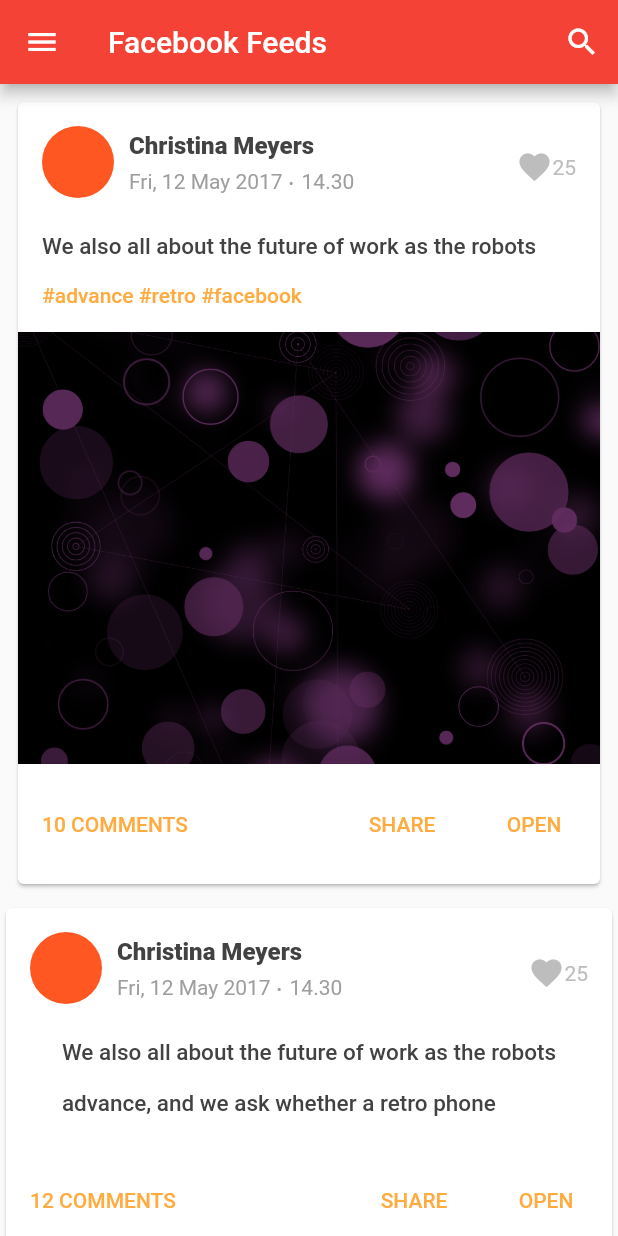
After one commit to saidtechnology/flutter_new_app, a Flutter app: the FacebookFeeds screen opened directly, on a phone screen of 412 x 824 dp. The commit adds this screen. Run offline on Flutter 3.47's test engine with Material 2 defaults, Android fonts, the phone set to English and light mode, and no system bars; our stand-ins replace shared_preferences; missing offline and left inert: page_view_indicator; accounts and stored records are empty.

Commit message:
Complete Facebook Feeds Screen

```diff
--- /dev/null
+++ b/lib/screens/facebook_feed.dart
@@ -0,0 +1,245 @@
+import 'package:flutter/cupertino.dart';
+import 'package:flutter/material.dart';
+import 'package:news_app/shared_ui/navigation_drawer.dart';
+
+class FacebookFeeds extends StatefulWidget {
+  @override
+  _FacebookFeedsState createState() => _FacebookFeedsState();
+}
+
+class _FacebookFeedsState extends State<FacebookFeeds> {
+  @override
+  Widget build(BuildContext context) {
+    return Scaffold(
+      appBar: AppBar(
+        title: Text('Facebook Feeds'),
+        centerTitle: false,
+        actions: <Widget>[
+          IconButton(
+            icon: Icon(Icons.search),
+            onPressed: () {},
+          )
+        ],
+      ),
+      drawer: NavigationDrawer(),
+      body: ListView.builder(
+        itemBuilder: (context, position) {
+          return Column(
+            children: <Widget>[
+              Padding(
+                padding: const EdgeInsets.all(8.0),
+                child: Card(
+                  child: Column(
+                    children: <Widget>[
+                      _headerDrawer(),
+                      _bodyFirstDrawer(),
+                      _footerDrawer('10 COMMENTS'),
+                    ],
+                  ),
+                ),
+              ),
+              Card(
+                child: Column(
+                  children: <Widget>[
+                    _headerDrawer(),
+                    _bodySecondDrawer(),
+                    _footerDrawer('12 COMMENTS'),
+                  ],
+                ),
+              ),
+            ],
+          );
+        },
+        itemCount: 20,
+      ),
+    );
+  }
+
+  Widget _headerDrawer() {
+    return Padding(
+      padding: const EdgeInsets.all(16),
+      child: Row(
+        mainAxisAlignment: MainAxisAlignment.spaceBetween,
+        children: <Widget>[
+          Row(
+            children: <Widget>[
+              Padding(
+                padding: const EdgeInsets.only(right: 10, bottom: 7),
+                child: CircleAvatar(
+                  backgroundColor: Colors.deepOrange,
+                  radius: 24,
+                ),
+              ),
+              Column(
+                crossAxisAlignment: CrossAxisAlignment.start,
+                children: <Widget>[
+                  Text(
+                    'Christina Meyers ',
+                    style: TextStyle(
+                        fontWeight: FontWeight.w800,
+                        fontSize: 16,
+                        color: Colors.grey.shade800),
+                  ),
+                  Row(
+                    children: <Widget>[
+                      Text(
+                        'Fri, 12 May 2017 ',
+                        style: TextStyle(
+                          color: Colors.grey,
+                        ),
+                      ),
+                      Padding(
+                        padding: const EdgeInsets.only(bottom: 8),
+                        child: Text(
+                          '. ',
+                          style: TextStyle(fontSize: 18, color: Colors.grey),
+                        ),
+                      ),
+                      Text(
+                        '14.30',
+                        style: TextStyle(
+                          color: Colors.grey,
+                        ),
+                      ),
+                    ],
+                  )
+                ],
+              ),
+            ],
+          ),
+          Row(
+            children: <Widget>[
+              Icon(
+                Icons.favorite,
+                color: Colors.grey.shade400,
+              ),
+              Text(
+                '25',
+                style: TextStyle(
+                  color: Colors.grey.shade400,
+                ),
+              ),
+            ],
+          )
+        ],
+      ),
+    );
+  }
+  Widget _bodyFirstDrawer() {
+    return Column(
+      crossAxisAlignment: CrossAxisAlignment.start,
+      children: <Widget>[
+        Padding(
+          padding: const EdgeInsets.only(right: 16, left: 16, bottom: 16),
+          child: Text(
+            'We also all about the future of work as the robots',
+            style: TextStyle(
+              fontSize: 15,
+              color: Colors.grey.shade800,
+              fontWeight: FontWeight.w500,
+            ),
+          ),
+        ),
+        Padding(
+          padding: const EdgeInsets.only(
+            left: 16,
+            right: 16,
+            bottom: 16,
+          ),
+          child: Text(
+            '#advance #retro #facebook',
+            style: TextStyle(
+              color: Colors.orangeAccent,
+              fontWeight: FontWeight.w500,
+            ),
+          ),
+        ),
+        Container(
+          decoration: BoxDecoration(
+            image: DecorationImage(
+              image: ExactAssetImage(
+                'assets/images/placeholder_bg.png',
+              ),
+              fit: BoxFit.cover,
+            ),
+          ),
+          width: double.infinity,
+          height: MediaQuery.of(context).size.height * 0.35,
+        ),
+      ],
+    );
+  }
+  Widget _bodySecondDrawer(){
+    return Column(
+      crossAxisAlignment: CrossAxisAlignment.start,
+      children: <Widget>[
+        Padding(
+          padding: const EdgeInsets.only(right: 16, left: 16, bottom: 16),
+          child: Text(
+            'We also all about the future of work as the robots',
+            style: TextStyle(
+              fontSize: 15,
+              color: Colors.grey.shade800,
+              fontWeight: FontWeight.w500,
+            ),
+          ),
+        ),
+        Padding(
+          padding: const EdgeInsets.only(right: 16, left: 16, bottom: 16),
+          child: Text(
+            'advance, and we ask whether a retro phone',
+            style: TextStyle(
+              fontSize: 15,
+              color: Colors.grey.shade800,
+              fontWeight: FontWeight.w500,
+            ),
+          ),
+        ),
+      ],
+    );
+  }
+  Widget _footerDrawer(String text) {
+    return Padding(
+      padding: const EdgeInsets.only(
+        top: 16,
+        bottom: 16,
+      ),
+      child: Row(
+        mainAxisAlignment: MainAxisAlignment.spaceBetween,
+        children: <Widget>[
+          FlatButton(
+            onPressed: () {},
+            child: Text(
+              text,
+              style: TextStyle(
+                color: Colors.orangeAccent,
+              ),
+            ),
+          ),
+          Row(
+            children: <Widget>[
+              FlatButton(
+                onPressed: () {},
+                child: Text(
+                  'SHARE',
+                  style: TextStyle(
+                    color: Colors.orangeAccent,
+                  ),
+                ),
+              ),
+              FlatButton(
+                onPressed: () {},
+                child: Text(
+                  'OPEN',
+                  style: TextStyle(
+                    color: Colors.orangeAccent,
+                  ),
+                ),
+              ),
+            ],
+          )
+        ],
+      ),
+    );
+  }
+}
--- a/lib/screens/headline_news.dart
+++ b/lib/screens/headline_news.dart
@@ -2,7 +2,6 @@
 import 'package:news_app/shared_ui/navigation_drawer.dart';
 import 'home_tabs/favourites.dart';
 import 'home_tabs/popular.dart';
-import 'home_tabs/whats_new.dart';
 
 class HeadLineNews extends StatefulWidget {
   @override
--- a/lib/shared_ui/navigation_drawer.dart
+++ b/lib/shared_ui/navigation_drawer.dart
@@ -3,6 +3,7 @@
 import 'package:news_app/models/nav_menu.dart';
 import 'package:news_app/screens/home_screen.dart';
 import 'package:news_app/screens/twitter_feed.dart';
+import 'package:news_app/screens/facebook_feed.dart';
 
 class NavigationDrawer extends StatefulWidget {
   @override
@@ -20,9 +21,13 @@
       () => HeadLineNews(),
     ),
     NavMenuItem(
-      "Twitter Feed",
+      "Twitter Feeds",
       () => TwitterFeed(),
-    )
+    ),
+    NavMenuItem(
+      'Facebook Feeds',
+      () => FacebookFeeds(),
+    ),
   ];
 
   @override
```
Also changed, not shown: 3 other files.
